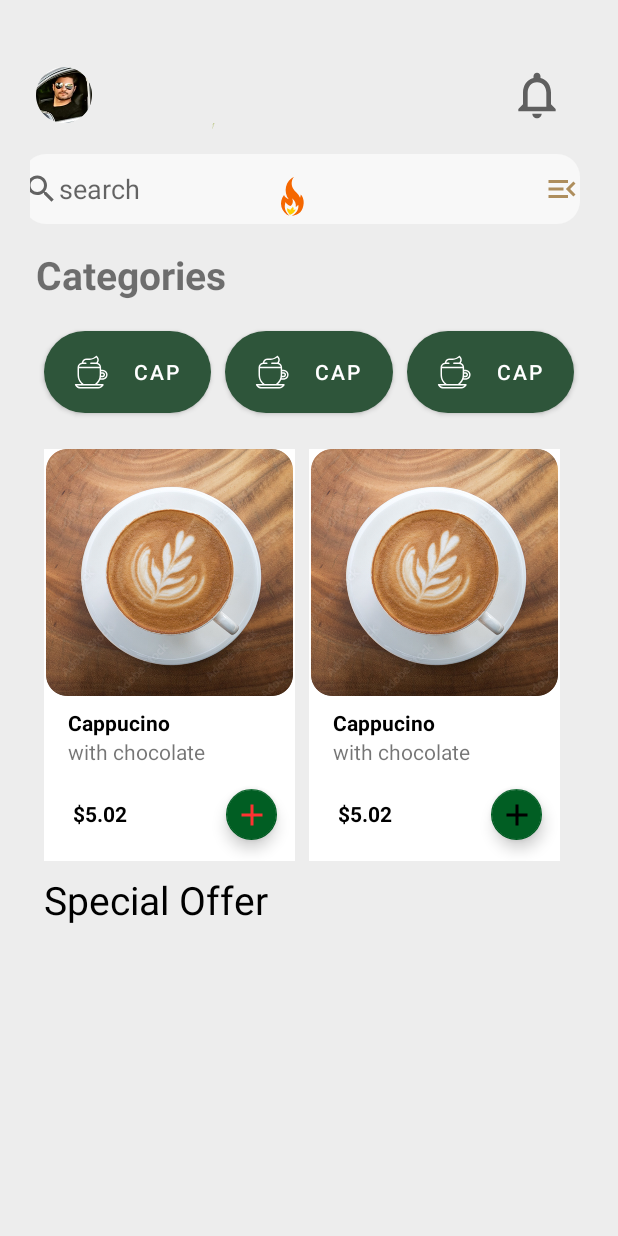
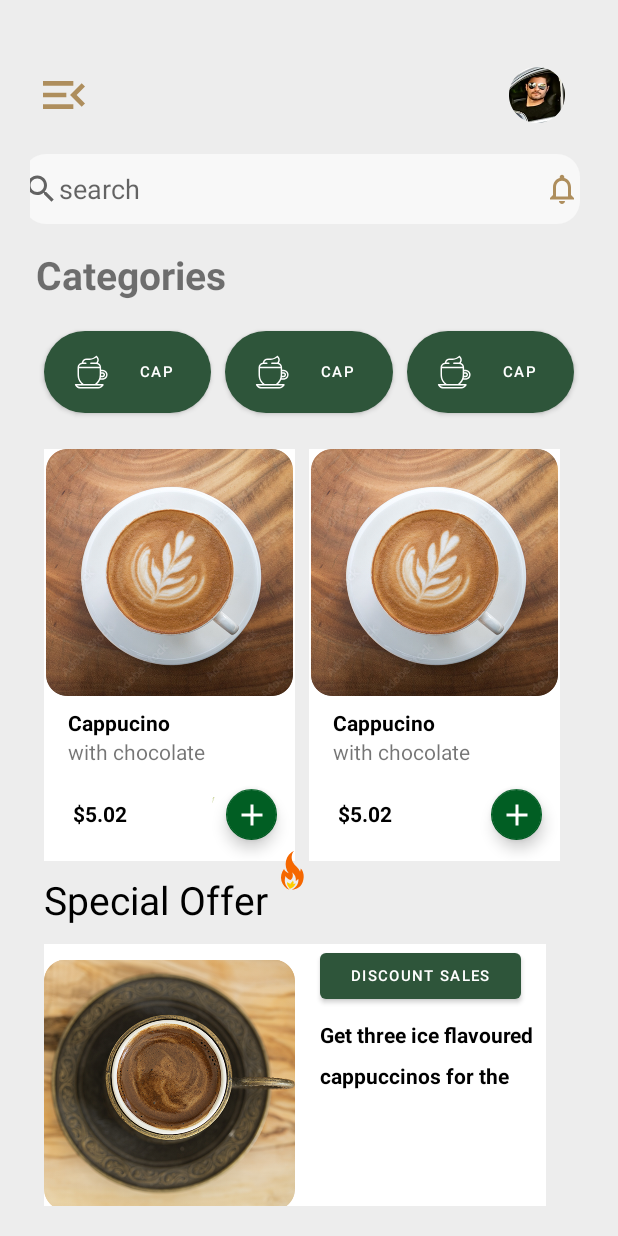
Before and after one commit to burakselcuk1/CoffeeApp, an Android app: the ProfileActivity screen opened directly, with no data from a screen before it, on a phone screen of 412 x 824 dp. Run offline under Robolectric (Android 15) with nearby library versions, the phone set to English and light mode, and no system bars.

Commit message:
news features added!

```diff
--- a/app/src/main/AndroidManifest.xml
+++ b/app/src/main/AndroidManifest.xml
@@ -9,7 +9,8 @@
         android:roundIcon="@mipmap/ic_launcher_round"
         android:supportsRtl="true"
         android:theme="@style/Theme.CoffeeApp">
-        <activity android:name=".ProfileActivity"></activity>
+        <activity android:name=".DetailsActivity"></activity>
+        <activity android:name=".ProfileActivity" />
         <activity
             android:name=".MainActivity"
             android:exported="true">
--- /dev/null
+++ b/app/src/main/java/com/example/coffeeapp/DetailsActivity.kt
@@ -0,0 +1,11 @@
+package com.example.coffeeapp
+
+import androidx.appcompat.app.AppCompatActivity
+import android.os.Bundle
+
+class DetailsActivity : AppCompatActivity() {
+    override fun onCreate(savedInstanceState: Bundle?) {
+        super.onCreate(savedInstanceState)
+        setContentView(R.layout.activity_details)
+    }
+}
--- a/app/src/main/java/com/example/coffeeapp/ProfileActivity.kt
+++ b/app/src/main/java/com/example/coffeeapp/ProfileActivity.kt
@@ -14,7 +14,8 @@ class ProfileActivity : AppCompatActivity() {
         super.onCreate(savedInstanceState)
         setContentView(R.layout.activity_profile)
 
-        floatingActionButton1.imageTintList = ColorStateList.valueOf(Color.rgb(255,50,50))
+        floatingActionButton1.imageTintList = ColorStateList.valueOf(Color.rgb(255,255,255))
+        floatingActionButton2.imageTintList = ColorStateList.valueOf(Color.rgb(255,255,255))
 
     }
 }
--- a/app/src/main/res/drawable/ic_baseline_notifications_none_24.xml
+++ b/app/src/main/res/drawable/ic_baseline_notifications_none_24.xml
@@ -3,7 +3,7 @@
     android:height="24dp"
     android:viewportWidth="24"
     android:viewportHeight="24"
-    android:tint="?attr/colorControlNormal">
+    android:tint="#AE8E5D">
   <path
       android:fillColor="@android:color/white"
       android:pathData="M12,22c1.1,0 2,-0.9 2,-2h-4c0,1.1 0.9,2 2,2zM18,16v-5c0,-3.07 -1.63,-5.64 -4.5,-6.32L13.5,4c0,-0.83 -0.67,-1.5 -1.5,-1.5s-1.5,0.67 -1.5,1.5v0.68C7.64,5.36 6,7.92 6,11v5l-2,2v1h16v-1l-2,-2zM16,17L8,17v-6c0,-2.48 1.51,-4.5 4,-4.5s4,2.02 4,4.5v6z"/>
--- /dev/null
+++ b/app/src/main/res/layout/activity_details.xml
@@ -0,0 +1,9 @@
+<?xml version="1.0" encoding="utf-8"?>
+<androidx.constraintlayout.widget.ConstraintLayout xmlns:android="http://schemas.android.com/apk/res/android"
+    xmlns:app="http://schemas.android.com/apk/res-auto"
+    xmlns:tools="http://schemas.android.com/tools"
+    android:layout_width="match_parent"
+    android:layout_height="match_parent"
+    tools:context=".DetailsActivity">
+
+</androidx.constraintlayout.widget.ConstraintLayout>
--- a/app/src/main/res/layout/activity_profile.xml
+++ b/app/src/main/res/layout/activity_profile.xml
@@ -15,7 +15,7 @@
         android:layout_marginStart="4dp"
         android:layout_marginLeft="4dp"
         android:layout_marginTop="4dp"
-        android:src="@drawable/profile"
+        android:src="@drawable/ic_baseline_menu_open_24"
         app:layout_constraintHeight_percent="0.1"
         app:layout_constraintStart_toStartOf="parent"
         app:layout_constraintTop_toTopOf="parent"
@@ -25,7 +25,7 @@
         android:id="@+id/imageView2"
         android:layout_width="0dp"
         android:layout_height="0dp"
-        android:src="@drawable/ic_baseline_notifications_none_24"
+        android:src="@drawable/profile"
         app:layout_constraintEnd_toEndOf="parent"
         app:layout_constraintHeight_percent="0.1"
         app:layout_constraintHorizontal_bias="0.948"
@@ -39,7 +39,7 @@
         android:layout_height="0dp"
         android:background="@drawable/search"
         android:drawableLeft="@drawable/ic_baseline_search_24"
-        android:drawableRight="@drawable/ic_baseline_menu_open_24"
+        android:drawableRight="@drawable/ic_baseline_notifications_none_24"
         android:hint="search"
         app:layout_constraintEnd_toEndOf="@+id/imageView2"
         app:layout_constraintHeight_percent="0.06"
@@ -65,6 +65,7 @@
         android:layout_marginTop="20dp"
         android:background="@drawable/button"
         android:drawableLeft="@drawable/ic_ab"
+        android:textSize="10dp"
         android:text="cap"
         app:layout_constraintEnd_toStartOf="@+id/button3"
         app:layout_constraintHeight_percent="0.07"
@@ -81,6 +82,7 @@
         android:drawableLeft="@drawable/ic_ab"
         android:text="cap"
         app:layout_constraintEnd_toStartOf="@+id/button4"
+        android:textSize="10dp"
         app:layout_constraintHeight_percent="0.07"
         app:layout_constraintHorizontal_bias="0.5"
         app:layout_constraintStart_toEndOf="@+id/button2"
@@ -94,6 +96,7 @@
         android:drawableLeft="@drawable/ic_ab"
         android:text="cap"
         app:layout_constraintEnd_toEndOf="parent"
+        android:textSize="10dp"
         android:background="@drawable/button"
         app:layout_constraintHeight_percent="0.07"
         app:layout_constraintHorizontal_bias="0.5"
@@ -176,9 +179,10 @@
     </androidx.constraintlayout.widget.ConstraintLayout>
 
     <androidx.constraintlayout.widget.ConstraintLayout
+        android:id="@+id/constraintLayout2"
         android:layout_width="0dp"
+        android:layout_height="0dp"
         android:background="@color/white"
-        android:layout_height="0dp"
         app:layout_constraintEnd_toEndOf="@+id/button4"
         app:layout_constraintHeight_percent="0.35"
         app:layout_constraintStart_toEndOf="@+id/constraintLayout"
@@ -240,11 +244,13 @@
             android:layout_width="wrap_content"
             android:layout_height="wrap_content"
             android:text=" $5.02"
+            android:textColor="@color/black"
+            android:textStyle="bold"
             app:layout_constraintBottom_toBottomOf="parent"
             app:layout_constraintStart_toStartOf="@+id/textView4"
-            android:textStyle="bold"
-            android:textColor="@color/black"
             app:layout_constraintTop_toBottomOf="@+id/textView4" />
+
+
 
 
     </androidx.constraintlayout.widget.ConstraintLayout>
@@ -263,12 +269,69 @@
     <ImageView
         android:layout_width="0dp"
         android:layout_height="0dp"
+        android:layout_marginTop="170dp"
         android:src="@drawable/ic_fire"
         app:layout_constraintEnd_toEndOf="parent"
         app:layout_constraintHeight_percent="0.3"
         app:layout_constraintHorizontal_bias="0.446"
         app:layout_constraintStart_toStartOf="@+id/constraintLayout"
-        app:layout_constraintWidth_percent="0.3"
-        tools:layout_editor_absoluteY="429dp" />
+        app:layout_constraintTop_toTopOf="@+id/constraintLayout"
+        app:layout_constraintWidth_percent="0.3" />
+
+    <androidx.constraintlayout.widget.ConstraintLayout
+        android:layout_width="0dp"
+        android:layout_height="0dp"
+        android:layout_marginTop="12dp"
+        android:background="@color/white"
+        app:layout_constraintEnd_toEndOf="@+id/constraintLayout2"
+        app:layout_constraintHeight_percent="0.3"
+        app:layout_constraintHorizontal_bias="0.0"
+        app:layout_constraintStart_toStartOf="@+id/textView6"
+        app:layout_constraintTop_toBottomOf="@+id/textView6"
+        app:layout_constraintWidth_percent="0.9">
+
+        <ImageView
+            android:id="@+id/imageView4"
+            android:layout_width="0dp"
+            android:layout_height="0dp"
+            android:src="@drawable/crea"
+            app:layout_constraintHeight_percent="0.8"
+            app:layout_constraintWidth_percent="0.5" />
+
+        <Button
+            android:id="@+id/button5"
+            android:layout_width="0dp"
+            android:layout_height="0dp"
+            android:text="discount sales"
+            android:textSize="10dp"
+            app:layout_constraintEnd_toEndOf="parent"
+            app:layout_constraintHeight_percent="0.18"
+            app:layout_constraintStart_toEndOf="@+id/imageView4"
+            app:layout_constraintWidth_percent="0.4" />
+
+        <TextView
+            android:id="@+id/textView7"
+            android:layout_width="wrap_content"
+            android:layout_height="wrap_content"
+            android:layout_marginTop="8dp"
+            android:text="Get three ice flavoured"
+            android:textColor="@color/black"
+            android:textStyle="bold"
+            app:layout_constraintStart_toStartOf="@+id/button5"
+            app:layout_constraintTop_toBottomOf="@+id/button5" />
+
+        <TextView
+            android:layout_width="wrap_content"
+            android:layout_height="wrap_content"
+            android:layout_marginTop="8dp"
+            android:text="cappuccinos for the"
+            android:textColor="@color/black"
+            android:textStyle="bold"
+            app:layout_constraintStart_toStartOf="@+id/textView7"
+            app:layout_constraintTop_toBottomOf="@+id/textView7" />
+
+
+
+    </androidx.constraintlayout.widget.ConstraintLayout>
 
 </androidx.constraintlayout.widget.ConstraintLayout>
```
Also changed, not shown: app/src/main/res/drawable-v24/crea.png (added).
